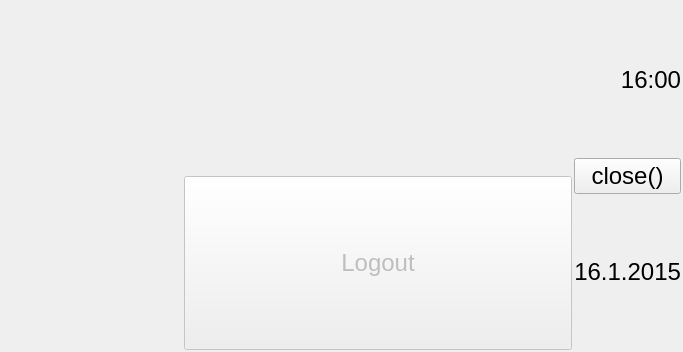
Above: TallyOnRaspberry/mainwindow.ui from Deltachi/Tally_Teamproject before the change. Below: the same form after it.
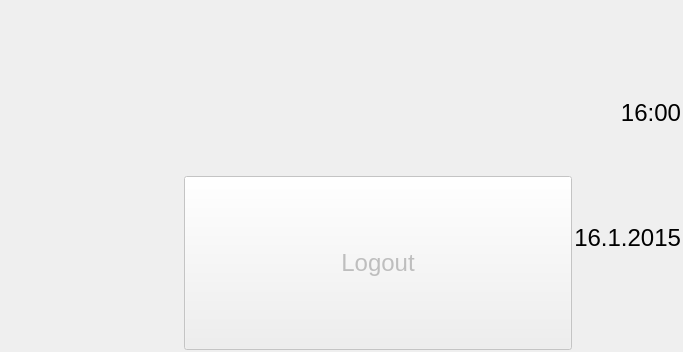
That is the form after the change. Icons and pictures are not drawn.

Commit message: Bugfixes, Scan button and close button was removed.

```diff
--- a/TallyOnRaspberry/mainwindow.ui
+++ b/TallyOnRaspberry/mainwindow.ui
@@ -107,7 +107,7 @@
        </layout>
       </item>
       <item>
-       <layout class="QVBoxLayout" name="verticalLayoutDate" stretch="1,0,1">
+       <layout class="QVBoxLayout" name="verticalLayoutDate" stretch="1,1">
         <property name="spacing">
          <number>0</number>
         </property>
@@ -141,18 +141,6 @@
           </property>
          </widget>
         </item>
-        <item>
-         <widget class="QPushButton" name="pushButton">
-          <property name="font">
-           <font>
-            <pointsize>18</pointsize>
-           </font>
-          </property>
-          <property name="text">
-           <string>close()</string>
-          </property>
-         </widget>
-        </item>
         <item>
          <widget class="QLabel" name="label_Date">
           <property name="sizePolicy">
```
Left out of the diff: 11 changed lines with no effect on the pictures. The commit also changes 5 other files.
